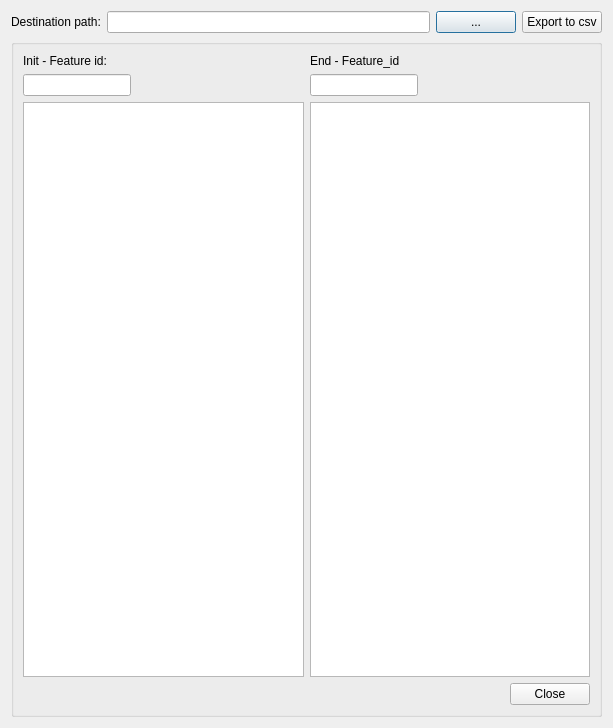
Old version of the form search/ui/list_items.ui in the repository Giswater/giswater_qgis_plugin.
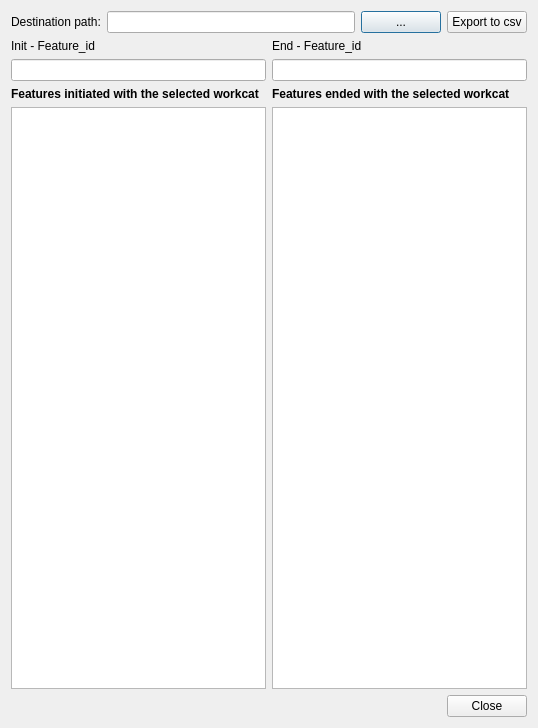
New version of the form.

The edit to the form file:
```diff
--- a/search/ui/list_items.ui
+++ b/search/ui/list_items.ui
@@ -6,7 +6,7 @@
    <rect>
     <x>0</x>
     <y>0</y>
-    <width>613</width>
+    <width>538</width>
     <height>728</height>
    </rect>
   </property>
@@ -49,45 +49,77 @@
     </layout>
    </item>
    <item>
-    <widget class="QGroupBox" name="groupBox">
-     <property name="title">
-      <string/>
-     </property>
-     <layout class="QGridLayout" name="verticalLayout_3">
+    <layout class="QGridLayout" name="gridLayout">
+     <item row="3" column="0">
+      <widget class="QTableView" name="tbl_psm"/>
+     </item>
+     <item row="1" column="1">
+      <widget class="QLineEdit" name="txt_name_end"/>
+     </item>
+     <item row="0" column="1">
+      <widget class="QLabel" name="label_end">
+       <property name="text">
+        <string>End - Feature_id</string>
+       </property>
+      </widget>
+     </item>
+     <item row="0" column="0">
+      <widget class="QLabel" name="label_init">
+       <property name="text">
+        <string>Init - Feature_id</string>
+       </property>
+      </widget>
+     </item>
+     <item row="1" column="0">
+      <widget class="QLineEdit" name="txt_name"/>
+     </item>
+     <item row="3" column="1">
+      <widget class="QTableView" name="tbl_psm_end"/>
+     </item>
       <item row="2" column="0">
-       <widget class="QLineEdit" name="txt_name">
-        <property name="sizePolicy">
-         <sizepolicy hsizetype="Fixed" vsizetype="Fixed">
-          <horstretch>0</horstretch>
-          <verstretch>0</verstretch>
-         </sizepolicy>
+      <widget class="QLabel" name="label_4">
+       <property name="font">
+        <font>
+         <weight>75</weight>
+         <bold>true</bold>
+        </font>
         </property>
         <property name="text">
-         <string/>
+        <string>Features initiated with the selected workcat</string>
         </property>
        </widget>
       </item>
-      <item row="2" column="4">
-       <widget class="QLineEdit" name="txt_name_end">
-        <property name="sizePolicy">
-         <sizepolicy hsizetype="Fixed" vsizetype="Fixed">
-          <horstretch>0</horstretch>
-          <verstretch>0</verstretch>
-         </sizepolicy>
-        </property>
-       </widget>
-      </item>
-      <item row="3" column="0" colspan="3">
-       <widget class="QTableView" name="tbl_psm">
-        <property name="sizePolicy">
-         <sizepolicy hsizetype="Minimum" vsizetype="Expanding">
-          <horstretch>0</horstretch>
-          <verstretch>0</verstretch>
-         </sizepolicy>
-        </property>
-       </widget>
-      </item>
-      <item row="4" column="6">
+     <item row="2" column="1">
+      <widget class="QLabel" name="label_5">
+       <property name="font">
+        <font>
+         <weight>75</weight>
+         <bold>true</bold>
+        </font>
+       </property>
+       <property name="text">
+        <string>Features ended with the selected workcat</string>
+       </property>
+      </widget>
+     </item>
+    </layout>
+   </item>
+   <item>
+    <layout class="QHBoxLayout" name="horizontalLayout_2">
+     <item>
+      <spacer name="horizontalSpacer">
+       <property name="orientation">
+        <enum>Qt::Horizontal</enum>
+       </property>
+       <property name="sizeHint" stdset="0">
+        <size>
+         <width>40</width>
+         <height>20</height>
+        </size>
+       </property>
+      </spacer>
+     </item>
+     <item>
        <widget class="QPushButton" name="btn_close">
         <property name="sizePolicy">
          <sizepolicy hsizetype="Fixed" vsizetype="Fixed">
@@ -100,58 +132,7 @@
         </property>
        </widget>
       </item>
-      <item row="2" column="5" colspan="2">
-       <spacer name="horizontalSpacer_3">
-        <property name="orientation">
-         <enum>Qt::Horizontal</enum>
-        </property>
-        <property name="sizeHint" stdset="0">
-         <size>
-          <width>40</width>
-          <height>20</height>
-         </size>
-        </property>
-       </spacer>
-      </item>
-      <item row="3" column="4" colspan="3">
-       <widget class="QTableView" name="tbl_psm_end">
-        <property name="sizePolicy">
-         <sizepolicy hsizetype="Minimum" vsizetype="Expanding">
-          <horstretch>0</horstretch>
-          <verstretch>0</verstretch>
-         </sizepolicy>
-        </property>
-       </widget>
-      </item>
-      <item row="2" column="1" colspan="2">
-       <spacer name="horizontalSpacer_2">
-        <property name="orientation">
-         <enum>Qt::Horizontal</enum>
-        </property>
-        <property name="sizeHint" stdset="0">
-         <size>
-          <width>80</width>
-          <height>20</height>
-         </size>
-        </property>
-       </spacer>
-      </item>
-      <item row="1" column="0">
-       <widget class="QLabel" name="label_init">
-        <property name="text">
-         <string>Init - Feature id:</string>
-        </property>
-       </widget>
-      </item>
-      <item row="1" column="4">
-       <widget class="QLabel" name="label_end">
-        <property name="text">
-         <string>End - Feature_id</string>
-        </property>
-       </widget>
-      </item>
-     </layout>
-    </widget>
+    </layout>
    </item>
   </layout>
  </widget>
```
Lines whose indentation alone changed are shown as unchanged.
